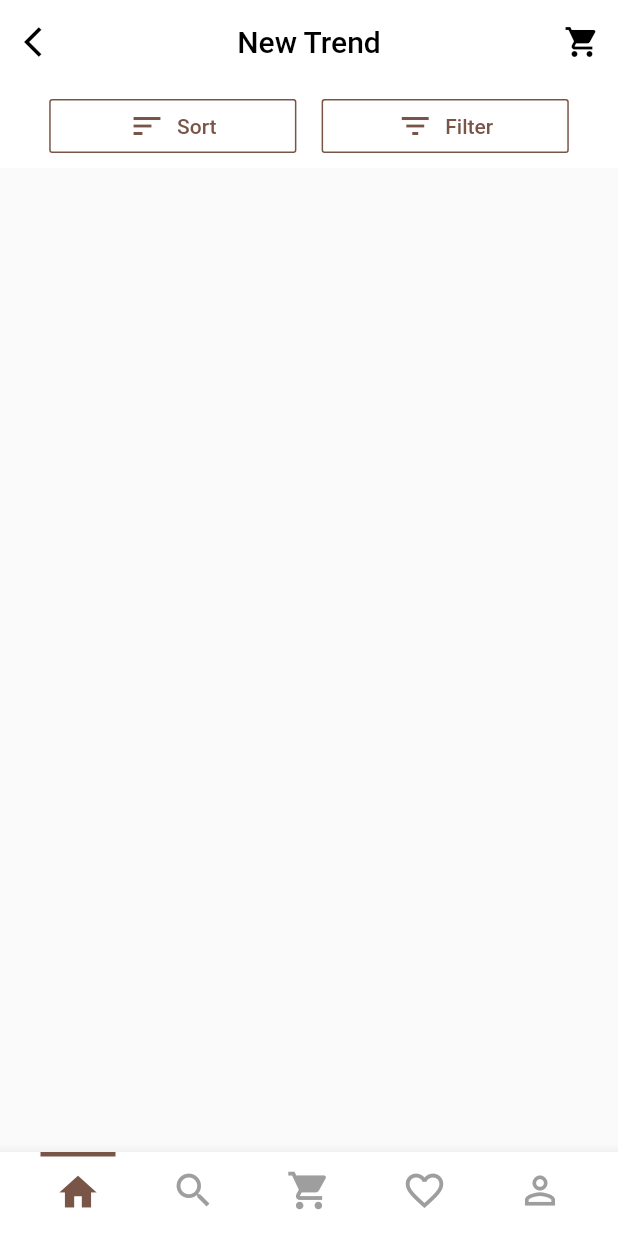
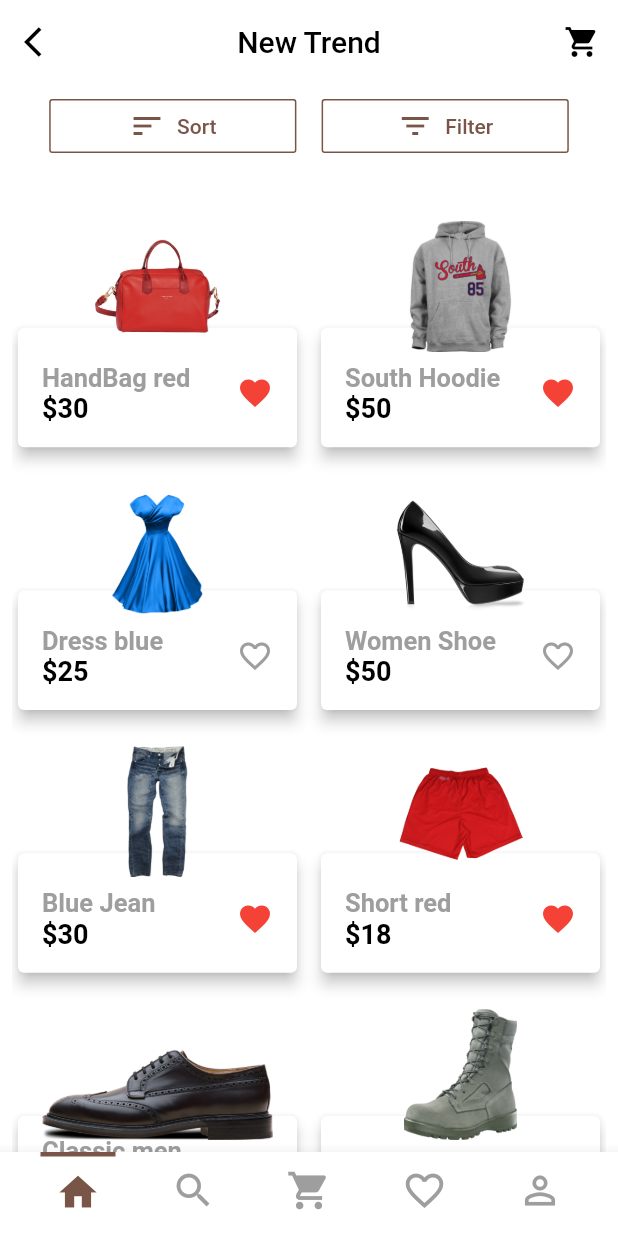
Before and after one commit to boanergepro/e-commerce-app-demo, a Flutter app: the screen it shows after launch, on a phone screen of 412 x 824 dp. Run offline on Flutter 3.47's test engine with Material 2 defaults, Android fonts, the phone set to English and light mode, and no system bars.

Commit message:
[MOD]: - Agregue los productos.

```diff
--- a/lib/src/screens/list_products_screen.dart
+++ b/lib/src/screens/list_products_screen.dart
@@ -1,5 +1,6 @@
 import 'package:ecommerceapp/src/widgets/custom_app_bar.dart';
 import 'package:ecommerceapp/src/widgets/custom_botttom_bar.dart';
+import 'package:ecommerceapp/src/widgets/item_product.dart';
 import 'package:flutter/material.dart';
 
 class ListProductsScreen extends StatefulWidget {
@@ -10,11 +11,65 @@ class ListProductsScreen extends StatefulWidget {
 }
 
 class _ListProductsScreenState extends State<ListProductsScreen> {
+  List<ItemProduct> items = [
+    ItemProduct(
+      name: 'HandBag red',
+      price: '30',
+      urlImage: 'assets/handbag_red.png',
+      favorite: true,
+    ),
+    ItemProduct(
+      name: 'South Hoodie',
+      price: '50',
+      urlImage: 'assets/south_hoodie.png',
+      favorite: true,
+    ),
+    ItemProduct(
+      name: 'Dress blue',
+      price: '25',
+      urlImage: 'assets/dress_blue_retro.png',
+      favorite: false,
+    ),
+    ItemProduct(
+      name: 'Women Shoe',
+      price: '50',
+      urlImage: 'assets/black_women_shoe.png',
+      favorite: false,
+    ),
+    ItemProduct(
+      name: 'Blue Jean',
+      price: '30',
+      urlImage: 'assets/calvin_klein_jean.png',
+      favorite: true,
+    ),
+    ItemProduct(
+      name: 'Short red',
+      price: '18',
+      urlImage: 'assets/short_red.png',
+      favorite: true,
+    ),
+    ItemProduct(
+      name: 'Classic men shoe',
+      price: '40',
+      favorite: false,
+      urlImage: 'assets/classic_black_men_shoes.png',
+    ),
+    ItemProduct(
+      name: 'Boots',
+      price: '18',
+      urlImage: 'assets/boots.png',
+      favorite: true,
+    ),
+  ];
+
   @override
   Widget build(BuildContext context) {
     Size size = MediaQuery.of(context).size;
+    final double itemHeight = (size.height - kToolbarHeight - 24) * 0.25;
+    final double itemWidth = size.width / 2;
 
     return Scaffold(
+      backgroundColor: Colors.white,
       appBar: customAppBar(
           title: 'New Trend',
           ctx: context,
@@ -45,8 +100,22 @@ class _ListProductsScreenState extends State<ListProductsScreen> {
                 ),
               ],
             ),
-          )),
-      body: Container(),
+          ),
+      ),
+      body: Container(
+        margin: EdgeInsets.only(left: 8, top: 15, right: 8),
+        child: GridView.count(
+          crossAxisSpacing: 8,
+          crossAxisCount: 2,
+          childAspectRatio: (itemWidth / itemHeight),
+          controller: new ScrollController(keepScrollOffset: false),
+          shrinkWrap: true,
+          scrollDirection: Axis.vertical,
+          children: List.generate(items.length, (index) {
+            return items[index];
+          }),
+        ),
+      ),
       bottomNavigationBar: CustomNavigationBar(
         backgroundColor: Colors.white,
         children: <NavigationBarItem>[
--- /dev/null
+++ b/lib/src/widgets/item_product.dart
@@ -0,0 +1,79 @@
+import 'package:flutter/material.dart';
+
+class ItemProduct extends StatelessWidget {
+  String urlImage;
+  String name;
+  String price;
+  bool favorite;
+
+  ItemProduct({
+    this.urlImage,
+    this.name,
+    this.price,
+    this.favorite,
+  });
+
+  @override
+  Widget build(BuildContext context) {
+    return LayoutBuilder(
+      builder: (context, constraints) {
+        return Container(
+          child: Stack(
+            children: <Widget>[
+              Column(
+                children: <Widget>[
+                  Container(
+                    height: constraints.maxHeight * 0.5,
+                  ),
+                  Container(
+                    height: constraints.maxHeight * 0.5,
+                    child: Card(
+                      elevation: 4,
+                      child: Container(
+                        alignment: Alignment.bottomCenter,
+                        width: constraints.maxWidth,
+                        child: ListTile(
+                          title: Text(
+                            name,
+                            style: TextStyle(
+                              fontSize: 17,
+                              fontWeight: FontWeight.bold,
+                              color: Colors.grey,
+                            ),
+                          ),
+                          subtitle: Text(
+                            '\$$price',
+                            style: TextStyle(
+                              fontSize: 18,
+                              fontWeight: FontWeight.bold,
+                              color: Colors.black,
+                            ),
+                          ),
+                          trailing: Icon(
+                            favorite ? Icons.favorite : Icons.favorite_border,
+                            color: favorite ? Colors.red : Colors.grey,
+                          ),
+                        ),
+                      ),
+                    ),
+                  )
+                ],
+              ),
+              Container(
+                margin: EdgeInsets.only(
+                  top: 20,
+                ),
+                height: constraints.maxHeight * 0.5,
+                decoration: BoxDecoration(
+                  image: DecorationImage(
+                    image: AssetImage(urlImage),
+                  )
+                ),
+              ),
+            ],
+          ),
+        );
+      },
+    );
+  }
+}
```
Also changed, not shown: pubspec.yaml (+3 -54 lines).
